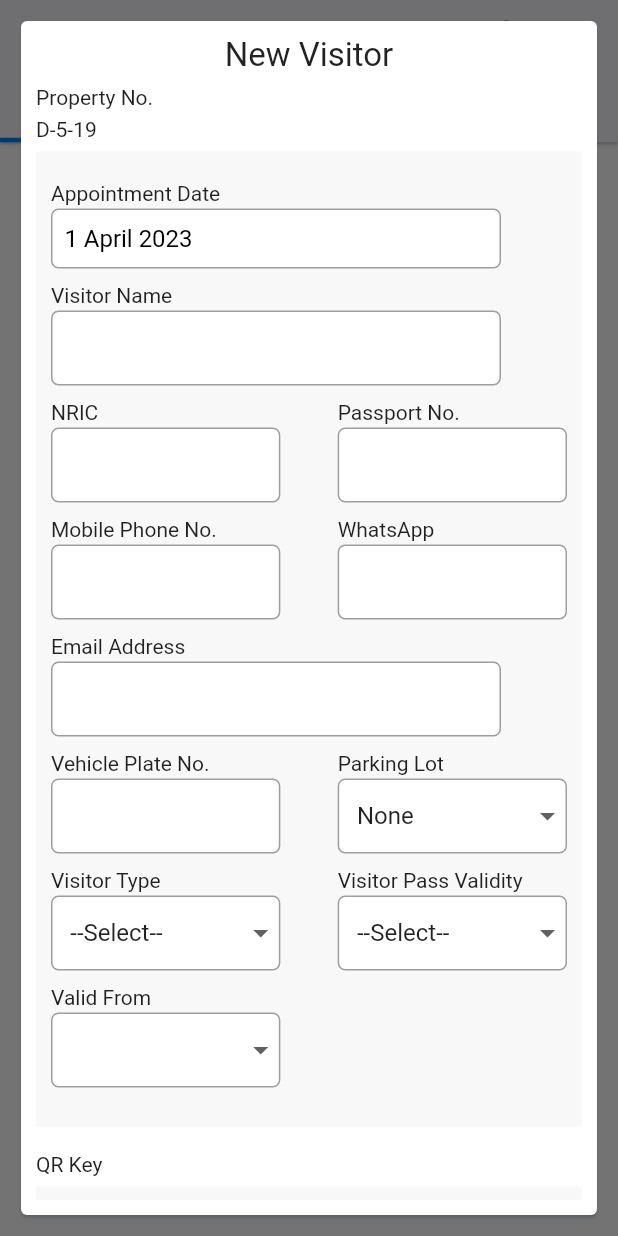
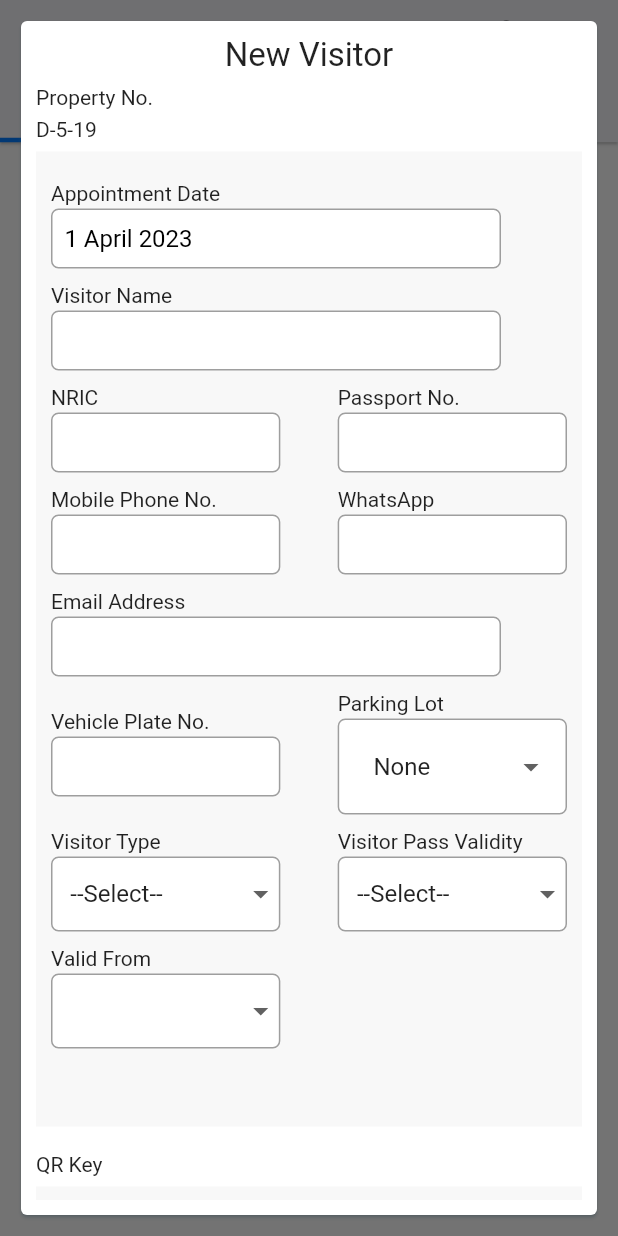
Before and after one commit to CodingPe/homeserva2, a Flutter app: the Visitor screen opened directly, after a tap on the "add" icon, on a phone screen of 412 x 824 dp. Run offline on Flutter 3.47's test engine with Material 2 defaults, Android fonts, the phone set to English and light mode, and no system bars; our stand-ins replace badges, firebase_core, firebase_messaging, flutter_local_notifications, group_button, hive and 2 more; accounts and stored records are empty; network calls fail.

Commit message:
- 優化了Form的 height，現在整體比較小個了 - 全部form的Dropdownbuttonfield還沒弄好,height還要調整

```diff
--- a/lib/a20_01_visitor.dart
+++ b/lib/a20_01_visitor.dart
@@ -177,6 +177,7 @@ void showAddVisitorDialog() {
                                       const SizedBox(height: 2),
                                       Container(
                                         width: 300,
+                                        height: 40,
                                         decoration: BoxDecoration(
                                           color: Colors.white,
                                           borderRadius: BorderRadius.circular(5),
@@ -217,6 +218,7 @@ void showAddVisitorDialog() {
                                                   const SizedBox(height: 2),
                                                   Container(
                                                     width: 300,
+                                                    height: 40,
                                                     decoration: BoxDecoration(
                                                       color: Colors.white,
                                                       borderRadius: BorderRadius.circular(5),
@@ -258,6 +260,7 @@ void showAddVisitorDialog() {
                                                   const SizedBox(height: 2),
                                                   Container(
                                                     width: 300,
+                                                    height: 40,
                                                     decoration: BoxDecoration(
                                                       color: Colors.white,
                                                       borderRadius: BorderRadius.circular(5),
@@ -302,6 +305,7 @@ void showAddVisitorDialog() {
                                                   const SizedBox(height: 2),
                                                   Container(
                                                       width: 300,
+                                                      height: 40,
                                                       decoration: BoxDecoration(
                                                         color: Colors.white,
                                                         borderRadius: BorderRadius.circular(5),
@@ -344,6 +348,7 @@ void showAddVisitorDialog() {
                                                   const SizedBox(height: 2),
                                                   Container(
                                                     width: 300,
+                                                    height: 40,
                                                     decoration: BoxDecoration(
                                                       color: Colors.white,
                                                       borderRadius: BorderRadius.circular(5),
@@ -380,6 +385,7 @@ void showAddVisitorDialog() {
                                       const SizedBox(height: 2),
                                       Container(
                                           width: 300,
+                                          height: 40,
                                           decoration: BoxDecoration(
                                             color: Colors.white,
                                             borderRadius: BorderRadius.circular(5),
@@ -420,6 +426,7 @@ void showAddVisitorDialog() {
                                                   const SizedBox(height: 2),
                                                   Container(
                                                       width: 300,
+                                                      height: 40,
                                                       decoration: BoxDecoration(
                                                         color: Colors.white,
                                                         borderRadius: BorderRadius.circular(5),
@@ -460,15 +467,18 @@ void showAddVisitorDialog() {
                                                 children:  [
                                                   const Text("Parking Lot",style: TextStyle(fontSize: 14)),
                                                   const SizedBox(height: 2),
-                                                  Container(
-                                                    width: 250,
-                                                    decoration: BoxDecoration(
-                                                      color: Colors.white,
-                                                      borderRadius: BorderRadius.circular(5),
-                                                      border: Border.all(color: Colors.grey),
+                                                  DropdownButtonFormField(
+                                                    decoration: InputDecoration(
+                                                      enabledBorder: OutlineInputBorder(
+                                                          borderSide: const BorderSide(color: Colors.grey),
+                                                          borderRadius: BorderRadius.circular(5)
                                                       ),
-                                                    child: DropdownButtonFormField(
-                                                      decoration: const InputDecoration(
+                                                      focusedBorder: OutlineInputBorder(
+                                                          borderSide: const BorderSide(color: Colors.grey),
+                                                          borderRadius: BorderRadius.circular(5)
+                                                      ),
+                                                      filled: true,
+                                                      fillColor: Colors.white,
                                                       border: InputBorder.none,
                                                     ),
                                                     isExpanded: true,
@@ -482,8 +492,7 @@ void showAddVisitorDialog() {
                                                         selectedParkingLot = value;
                                                       });
                                                     },
-                                                    ),
-                                                  ),
+                                                  )
                                                 ],
                                               ))
                                         ],
@@ -695,6 +704,7 @@ void showAddVisitorDialog() {
                                     children: [
                                       Container(
                                         width: 300,
+                                        height: 40,
                                         decoration: BoxDecoration(
                                           color: Colors.white,
                                           borderRadius: BorderRadius.circular(5),
--- a/lib/a20_03_complaints.dart
+++ b/lib/a20_03_complaints.dart
@@ -107,6 +107,7 @@ class _ComplaintsState extends State<Complaints> {
                                     const SizedBox(height: 2),
                                     Container(
                                       width: 250,
+                                      height: 50,
                                       decoration: BoxDecoration(
                                         border: Border.all(color: Colors.grey),
                                       ),
@@ -145,6 +146,7 @@ class _ComplaintsState extends State<Complaints> {
                                     const SizedBox(height: 2),
                                     Container(
                                         width: 250,
+                                        height: 40,
                                         decoration: BoxDecoration(
                                           border:
                                           Border.all(color: Colors.grey),
@@ -203,6 +205,7 @@ class _ComplaintsState extends State<Complaints> {
                                     const SizedBox(height: 2),
                                     Container(
                                       width: 250,
+                                      height: 40,
                                       decoration: BoxDecoration(
                                         border: Border.all(color: Colors.grey),
                                       ),
--- a/lib/a20_10_access_cards.dart
+++ b/lib/a20_10_access_cards.dart
@@ -107,6 +107,7 @@ class _AccessCardsState extends State<AccessCards> {
                                       const SizedBox(height: 2),
                                       Container(
                                         width: 300,
+                                        height: 40,
                                         decoration: BoxDecoration(
                                           color: Colors.white,
                                           borderRadius: BorderRadius.circular(5),
@@ -139,6 +140,7 @@ class _AccessCardsState extends State<AccessCards> {
                                       const SizedBox(height: 2),
                                       Container(
                                         width: 300,
+                                        height: 40,
                                         decoration: BoxDecoration(
                                           color: Colors.white,
                                           borderRadius: BorderRadius.circular(5),
@@ -261,6 +263,7 @@ class _AccessCardsState extends State<AccessCards> {
                                       const SizedBox(height: 2),
                                       Container(
                                         width: 300,
+                                        height: 40,
                                         decoration: BoxDecoration(
                                           color: Colors.white,
                                           borderRadius: BorderRadius.circular(5),
@@ -293,6 +296,7 @@ class _AccessCardsState extends State<AccessCards> {
                                       const SizedBox(height: 2),
                                       Container(
                                         width: 300,
+                                        height: 40,
                                         decoration: BoxDecoration(
                                           color: Colors.white,
                                           borderRadius: BorderRadius.circular(5),
@@ -476,6 +480,7 @@ class _AccessCardsState extends State<AccessCards> {
                                             const SizedBox(height: 2),
                                             Container(
                                               width: 300,
+                                              height: 40,
                                               decoration: BoxDecoration(
                                                 color: Colors.white,
                                                 borderRadius: BorderRadius.circular(5),
@@ -519,6 +524,7 @@ class _AccessCardsState extends State<AccessCards> {
                                             const SizedBox(height: 2),
                                             Container(
                                               width: 300,
+                                              height: 40,
                                               decoration: BoxDecoration(
                                                 color: Colors.white,
                                                 borderRadius: BorderRadius.circular(5),
--- a/lib/a20_11_home_services_applications.dart
+++ b/lib/a20_11_home_services_applications.dart
@@ -189,6 +189,7 @@ class _HomeServicesApplicationsState extends State<HomeServicesApplications> {
                                       const SizedBox(height: 2),
                                       Container(
                                           width: 300,
+                                          height: 40,
                                           decoration: BoxDecoration(
                                             color: Colors.white,
                                             borderRadius: BorderRadius.circular(5),
@@ -222,6 +223,7 @@ class _HomeServicesApplicationsState extends State<HomeServicesApplications> {
                                       const SizedBox(height: 2),
                                       Container(
                                           width: 300,
+                                          height: 40,
                                           decoration: BoxDecoration(
                                             color: Colors.white,
                                             borderRadius: BorderRadius.circular(5),
@@ -262,6 +264,7 @@ class _HomeServicesApplicationsState extends State<HomeServicesApplications> {
                                                   const SizedBox(height: 2),
                                                   Container(
                                                       width: 300,
+                                                      height: 40,
                                                       decoration: BoxDecoration(
                                                         color: Colors.white,
                                                         borderRadius: BorderRadius.circular(5),
@@ -304,6 +307,7 @@ class _HomeServicesApplicationsState extends State<HomeServicesApplications> {
                                                   const SizedBox(height: 2),
                                                   Container(
                                                       width: 300,
+                                                      height: 40,
                                                       decoration: BoxDecoration(
                                                         color: Colors.white,
                                                         borderRadius: BorderRadius.circular(5),
@@ -341,6 +345,7 @@ class _HomeServicesApplicationsState extends State<HomeServicesApplications> {
                                       const SizedBox(height: 2),
                                       Container(
                                         width: 300,
+                                        height: 40,
                                         decoration: BoxDecoration(
                                           color: Colors.white,
                                           borderRadius: BorderRadius.circular(5),
```
Also changed, not shown: lib/a20_09_subuser_accounts.dart (+18 -0 lines). Lines whose indentation alone changed are shown as unchanged.
